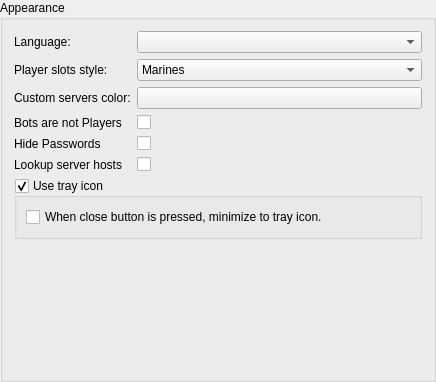
This is src/core/gui/configuration/cfgappearance.ui in Destroyerrrocket/doomseeker-unofficial as Qt 5 draws it before an edit. The edited form follows.
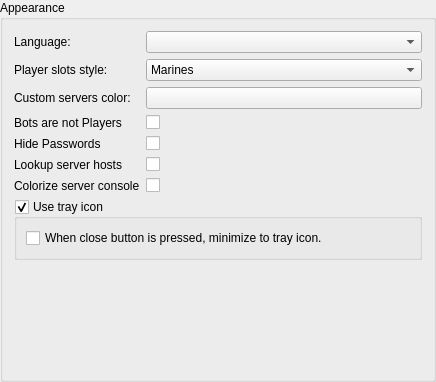
This is the edited form. Custom widgets are drawn as their Qt base class.

Commit message: - Added option to allow the server console (rcon) to parse color codes (on by default).

```diff
--- a/src/core/gui/configuration/cfgappearance.ui
+++ b/src/core/gui/configuration/cfgappearance.ui
@@ -136,6 +136,20 @@
        </property>
       </widget>
      </item>
+     <item row="6" column="0">
+      <widget class="QLabel" name="label_7">
+       <property name="text">
+        <string>Colorize server console</string>
+       </property>
+      </widget>
+     </item>
+     <item row="6" column="1">
+      <widget class="QCheckBox" name="cbColorizeConsole">
+       <property name="text">
+        <string/>
+       </property>
+      </widget>
+     </item>
     </layout>
    </item>
    <item>
```
The commit also changes 10 other files.
